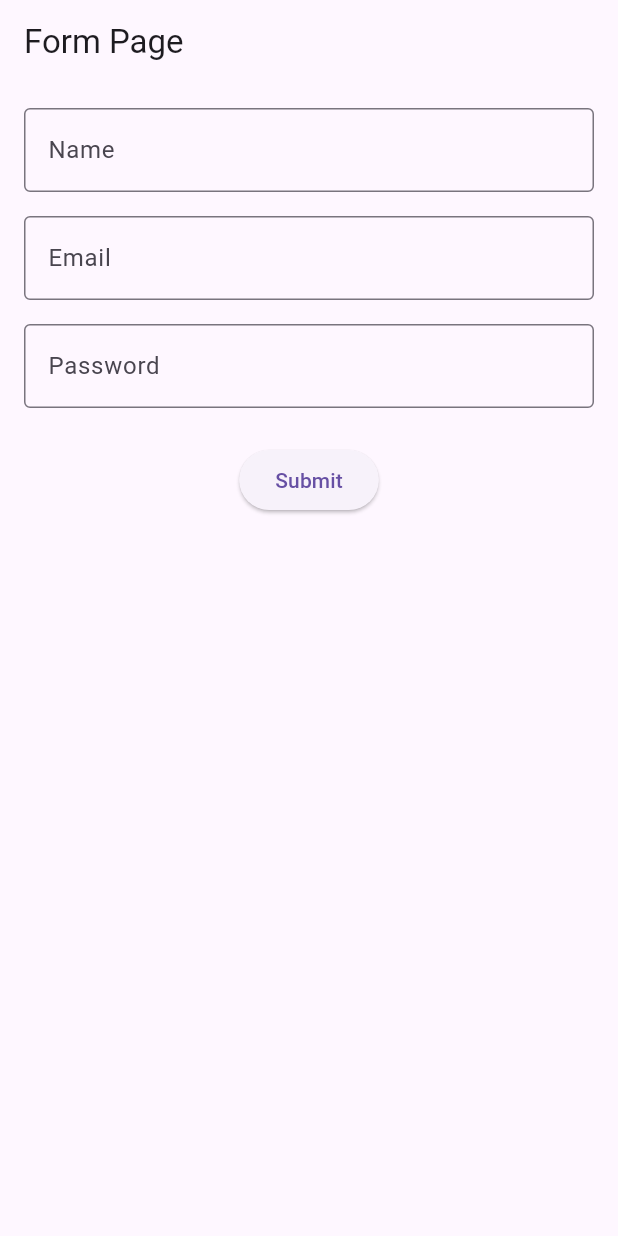
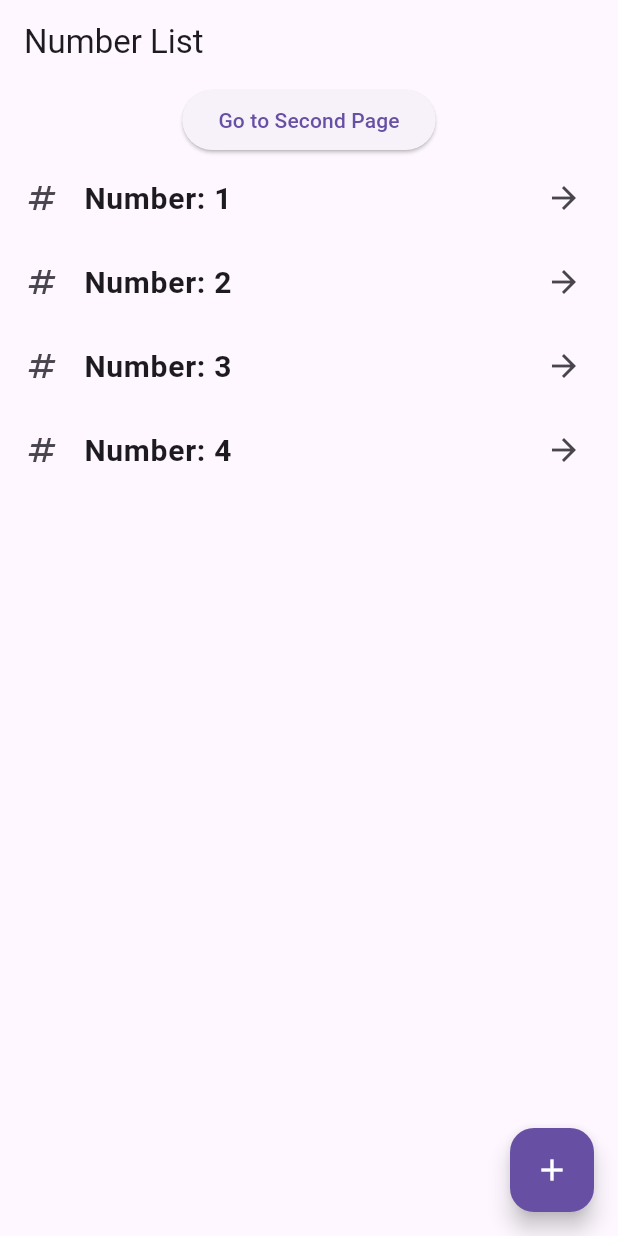
Before and after one commit to Temsegn/Flutter-Projects, a Flutter app: the screen it shows after launch, on a phone screen of 412 x 824 dp. Run offline on Flutter 3.47's test engine with Material 3 defaults, Android fonts, the phone set to English and light mode, and no system bars; our stand-ins replace email_validator, hive_flutter; accounts and stored records are empty.

Commit message:
provider in list number applied

```diff
--- a/lib/main.dart
+++ b/lib/main.dart
@@ -1,5 +1,8 @@
 import 'package:flutter/material.dart';
+import 'package:flutter_project/provider2/home_page.dart';
 import 'form/form_page.dart'; // Import the FormPage
+import 'package:provider/provider.dart';
+import 'provider2/list_provider.dart';
 
 void main() async {
   // Initialize Hive (if needed)
@@ -8,7 +11,12 @@ void main() async {
   // Open a Hive box (if needed)
   // await Hive.openBox('myBox');
 
-  runApp(MyApp()); // Run the app
+  runApp(
+    MultiProvider(
+      providers: [ChangeNotifierProvider(create: (_) => ListProvider())],
+      child: MyApp(),
+    ),
+  ); // Run the app
 }
 
 class MyApp extends StatelessWidget {
@@ -17,9 +25,17 @@ class MyApp extends StatelessWidget {
     return MaterialApp(
       title: 'Flutter Form App', // App title
       theme: ThemeData(
-        primarySwatch: Colors.blue, // App theme
+        primarySwatch: Colors.blue,
+        brightness: Brightness.light,
+        textTheme: TextTheme(
+          bodyLarge: TextStyle(fontSize: 20, fontWeight: FontWeight.bold),
+        ),
       ),
-      home: FormPage(), // Set FormPage as the home page
+      darkTheme: ThemeData(
+        brightness: Brightness.dark, // Enable dark mode
+      ),
+      themeMode: ThemeMode.system,
+      home: HomePage(), // Set FormPage as the home page
     );
   }
 }
--- /dev/null
+++ b/lib/provider2/home_page.dart
@@ -0,0 +1,58 @@
+import 'package:flutter/material.dart';
+import 'package:flutter_project/provider2/second.dart';
+import 'list_provider.dart';
+import 'package:provider/provider.dart';
+
+class HomePage extends StatefulWidget {
+  HomePage({super.key});
+
+  _HomePageState createState() => _HomePageState();
+}
+
+class _HomePageState extends State<HomePage> {
+  @override
+  Widget build(BuildContext context) {
+    return Scaffold(
+      appBar: AppBar(title: Text("Number List")),
+
+      body: Column(
+        children: [
+          ElevatedButton(
+            onPressed: () {
+              Navigator.push(
+                context,
+                MaterialPageRoute(builder: (context) => Second()), // ✅ Fixed navigation
+              );
+            },
+            child: Text("Go to Second Page"),
+          ),
+
+          Expanded( // ✅ Fix Overflow issue
+            child: Consumer<ListProvider>(
+              builder: (context, provider, child) {
+                return ListView.builder(
+                  itemCount: provider.numbers.length,
+                  itemBuilder: (context, index) {
+                    return ListTile(
+                      title: Text("Number: ${provider.numbers[index]}"),
+                      leading: Icon(Icons.numbers),
+                      trailing: Icon(Icons.arrow_forward),
+                    );
+                  },
+                );
+              },
+            ),
+          ),
+        ],
+      ),
+
+      floatingActionButton: FloatingActionButton(
+        onPressed: () {
+          context.read<ListProvider>().add(); // ✅ Update provider state
+        },
+        child: Icon(Icons.add, color: Colors.white),
+        backgroundColor: Theme.of(context).primaryColor, // ✅ Apply primary theme color
+      ),
+    );
+  }
+}
--- /dev/null
+++ b/lib/provider2/list_provider.dart
@@ -0,0 +1,11 @@
+import 'package:flutter/material.dart';
+
+class ListProvider extends ChangeNotifier {
+     List<int> numbers=[1,2,3,4];
+
+     void add(){
+       int last=numbers.last;
+       numbers.add(last+1);
+       notifyListeners();
+     }
+}
```
Also changed, not shown: lib/provider2/second.dart (added, +40 -0 lines).
